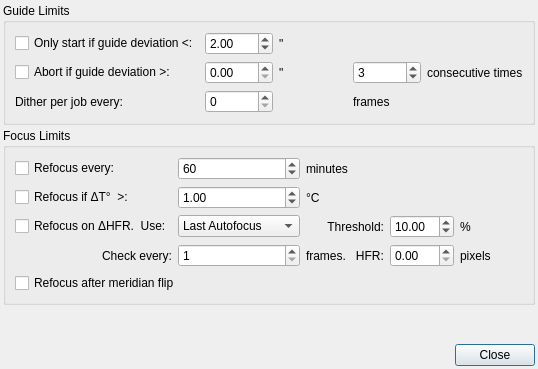
Before: the Qt Designer form kstars/ekos/capture/limits.ui in KDE/kstars, drawn with Qt 5.
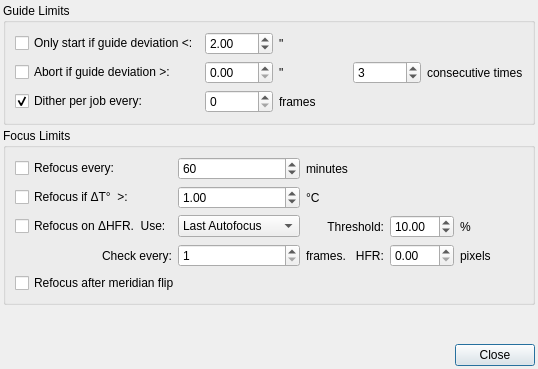
After: the same form once the commit is applied.

What changed in the file:
```diff
--- a/kstars/ekos/capture/limits.ui
+++ b/kstars/ekos/capture/limits.ui
@@ -51,13 +51,6 @@
         </property>
        </widget>
       </item>
-      <item row="2" column="4" colspan="2">
-       <widget class="QLabel" name="label">
-        <property name="text">
-         <string>frames</string>
-        </property>
-       </widget>
-      </item>
       <item row="1" column="4">
        <widget class="QSpinBox" name="guideDeviationReps">
         <property name="enabled">
@@ -172,9 +165,19 @@
        </widget>
       </item>
       <item row="2" column="0">
-       <widget class="QLabel" name="label_2">
+       <widget class="QCheckBox" name="enableDitherPerJob">
         <property name="text">
          <string>Dither per job every:</string>
+        </property>
+        <property name="checked">
+         <bool>true</bool>
+        </property>
+       </widget>
+      </item>
+      <item row="2" column="3" colspan="3">
+       <widget class="QLabel" name="label">
+        <property name="text">
+         <string>frames</string>
         </property>
        </widget>
       </item>
```
